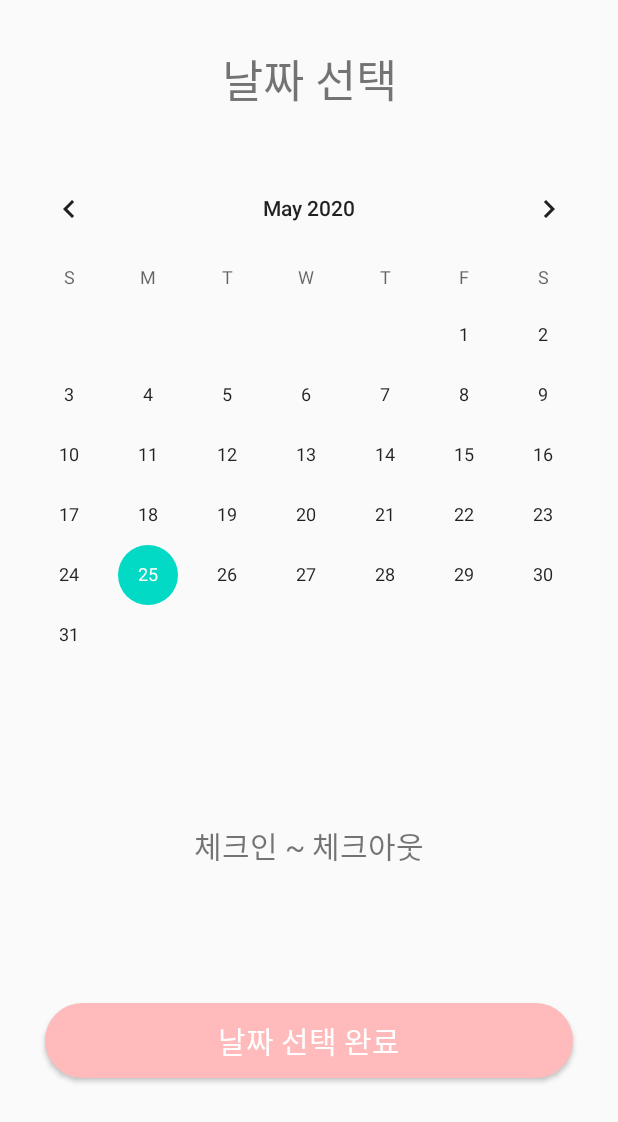
After one commit to jngmk/DogPlay, an Android app: the CalendarView screen opened directly, with no data from a screen before it, on a phone screen of 412 x 824 dp. The commit adds this screen. Shown: the top 1122 px of the screen. Run offline under Robolectric (Android 15) with nearby library versions, the phone set to English and light mode, and no system bars.

Commit message:
[feat] Make Calendar Page(X)

```diff
--- a/front/app/src/main/AndroidManifest.xml
+++ b/front/app/src/main/AndroidManifest.xml
@@ -18,6 +18,7 @@
         </activity>
         <activity android:name=".HotelDetail"/>
         <activity android:name=".InfoDetail"/>
+        <activity android:name=".CalendarView"/>
         <meta-data
             android:name="com.google.android.geo.API_KEY"
             android:value="AIzaSyDhLtneTTtKswg9a8vTqbkoCzBrKlJd7Y4"
--- /dev/null
+++ b/front/app/src/main/java/com/example/dogplay/CalendarView.kt
@@ -0,0 +1,33 @@
+package com.example.dogplay
+
+import android.content.ContentValues
+import android.os.Bundle
+import android.os.PersistableBundle
+import android.provider.CalendarContract
+import android.view.View
+import androidx.appcompat.app.AppCompatActivity
+import com.example.dogplay.CalendarView
+import kotlinx.android.synthetic.main.calendar.*
+import java.util.*
+import java.util.Calendar
+
+class CalendarView : AppCompatActivity() {
+    override fun onCreate(savedInstanceState: Bundle?) {
+        super.onCreate(savedInstanceState)
+        setContentView(R.layout.calendar)
+
+        val calID: Long = 3
+        val startMillis: Long = Calendar.getInstance().run{
+            set(2019,9,14,7,30)
+            timeInMillis
+        }
+        val endMillis: Long = Calendar.getInstance().run{
+            set(2019,9,15,8,30)
+            timeInMillis
+        }
+        val values = ContentValues().apply {
+            put(CalendarContract.Events.DTSTART, startMillis)
+            put(CalendarContract.Events.DTEND, endMillis)
+        }
+    }
+}
--- a/front/app/src/main/java/com/example/dogplay/MainActivity.kt
+++ b/front/app/src/main/java/com/example/dogplay/MainActivity.kt
@@ -1,6 +1,7 @@
 package com.example.dogplay
 
 import android.content.Context
+import android.content.Intent
 import android.graphics.Rect
 import androidx.appcompat.app.AppCompatActivity
 import android.os.Bundle
@@ -53,6 +54,11 @@ class MainActivity : AppCompatActivity(){
 
         val adapter2 = DogAdapter(this, Supplier.dogs)
         dogList.adapter = adapter2
+
+        curdate.setOnClickListener{
+            val intent = Intent(this, CalendarView::class.java)
+            startActivity(intent)
+        }
     }
     fun keyboardListener(activity: MainActivity,listener: (visible:Boolean, contentHeight:Int)->Unit){
         val activityRootView = (activity.findViewById(android.R.id.content) as ViewGroup).getChildAt(0)
--- /dev/null
+++ b/front/app/src/main/res/layout/calendar.xml
@@ -0,0 +1,56 @@
+<?xml version="1.0" encoding="utf-8"?>
+<androidx.constraintlayout.widget.ConstraintLayout xmlns:android="http://schemas.android.com/apk/res/android"
+    xmlns:tools="http://schemas.android.com/tools"
+    android:layout_width="match_parent"
+    android:layout_height="match_parent"
+    xmlns:app="http://schemas.android.com/apk/res-auto">
+    <TextView
+        android:id="@+id/calendarText"
+        android:layout_width="wrap_content"
+        android:layout_height="wrap_content"
+        android:text="날짜 선택"
+        android:textSize="30dp"
+        app:layout_constraintTop_toTopOf="parent"
+        android:layout_marginTop="30dp"
+        app:layout_constraintLeft_toLeftOf="parent"
+        app:layout_constraintRight_toRightOf="parent"
+        />
+
+    <CalendarView
+        android:id="@+id/calendarView"
+        android:layout_width="match_parent"
+        android:layout_height="wrap_content"
+        app:layout_constraintTop_toBottomOf="@id/calendarText"
+        app:layout_constraintLeft_toLeftOf="parent"
+        android:layout_marginTop="30dp"
+        />
+
+    <TextView
+        android:id="@+id/dateExam"
+        android:layout_width="match_parent"
+        android:layout_height="wrap_content"
+        android:gravity="center_horizontal"
+        app:layout_constraintTop_toBottomOf="@id/calendarView"
+        app:layout_constraintBottom_toTopOf="@id/dateBtn"
+        android:text="체크인 ~ 체크아웃"
+        android:textSize="20dp"
+        android:layout_marginTop="15dp"
+        />
+
+    <androidx.appcompat.widget.AppCompatButton
+        android:id="@+id/dateBtn"
+        android:layout_width="match_parent"
+        android:layout_height="50dp"
+        android:layout_marginLeft="30dp"
+        android:layout_marginRight="30dp"
+        app:layout_constraintTop_toBottomOf="@id/dateExam"
+        app:layout_constraintLeft_toLeftOf="parent"
+        app:layout_constraintBottom_toBottomOf="parent"
+        android:layout_marginBottom="15dp"
+        android:text="날짜 선택 완료"
+        android:textSize="20dp"
+        android:background="@drawable/payment"
+        android:textColor="#ffffff"
+        />
+
+</androidx.constraintlayout.widget.ConstraintLayout>
--- a/front/app/src/main/res/layout/hotel_detail.xml
+++ b/front/app/src/main/res/layout/hotel_detail.xml
@@ -104,7 +104,12 @@
         app:layout_constraintTop_toBottomOf="@id/address"
         android:layout_marginTop="15dp"
         />
-
+    <androidx.constraintlayout.widget.ConstraintLayout
+        android:id="@+id/checkDate"
+        android:layout_width="match_parent"
+        android:layout_height="wrap_content"
+        app:layout_constraintTop_toBottomOf="@+id/hr"
+        >
         <androidx.constraintlayout.widget.ConstraintLayout
             android:id="@+id/checkin"
             android:layout_width="wrap_content"
@@ -112,7 +117,7 @@
             android:layout_marginTop="15dp"
             app:layout_constraintRight_toLeftOf="@+id/checkout"
             app:layout_constraintLeft_toLeftOf="parent"
-        app:layout_constraintTop_toBottomOf="@+id/hr"
+            app:layout_constraintTop_toTopOf="@+id/checkDate"
             android:layout_marginBottom="30dp">
 
             <TextView
@@ -141,7 +146,7 @@
             android:layout_width="wrap_content"
             android:layout_height="wrap_content"
             android:layout_marginTop="15dp"
-        app:layout_constraintTop_toBottomOf="@+id/hr"
+            app:layout_constraintTop_toTopOf="parent"
             app:layout_constraintLeft_toRightOf="@+id/checkin"
             app:layout_constraintRight_toRightOf="parent"
             >
@@ -171,13 +176,15 @@
         </androidx.constraintlayout.widget.ConstraintLayout>
 
 
+    </androidx.constraintlayout.widget.ConstraintLayout>
+
+
     <View
         android:id="@+id/checkline"
         android:layout_width="match_parent"
         android:layout_height="0.5dp"
         android:background="#888888"
-        android:layout_marginTop="15dp"
-        app:layout_constraintTop_toBottomOf="@id/checkin"
+        app:layout_constraintTop_toBottomOf="@id/checkDate"
         />
 
     <androidx.constraintlayout.widget.ConstraintLayout
```
Lines whose indentation alone changed are shown as unchanged.
